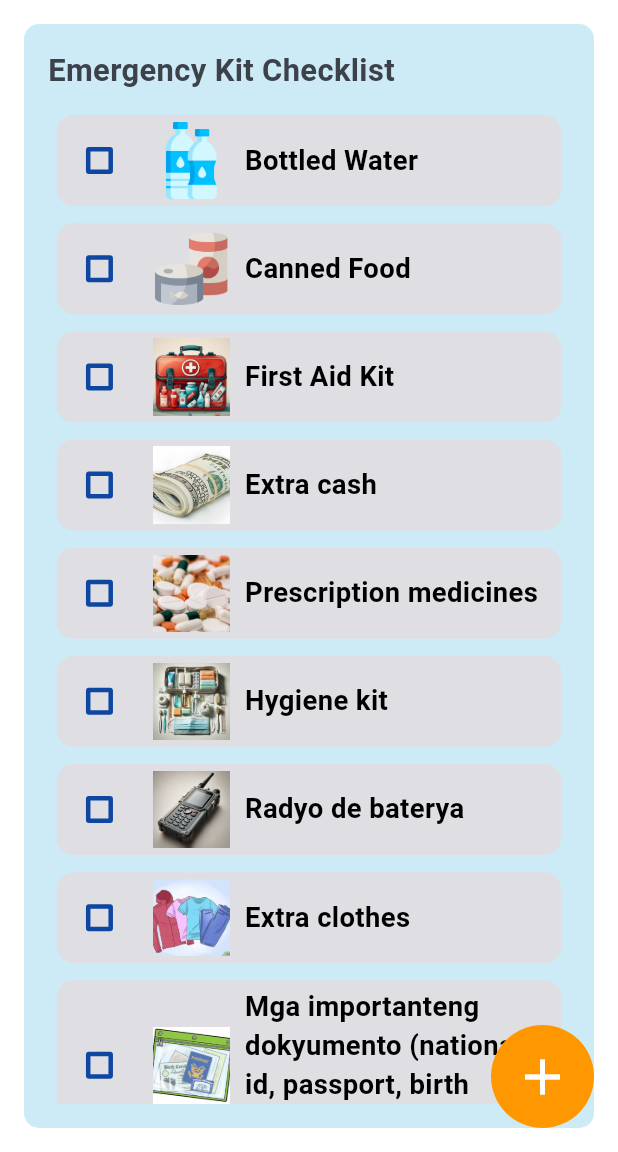
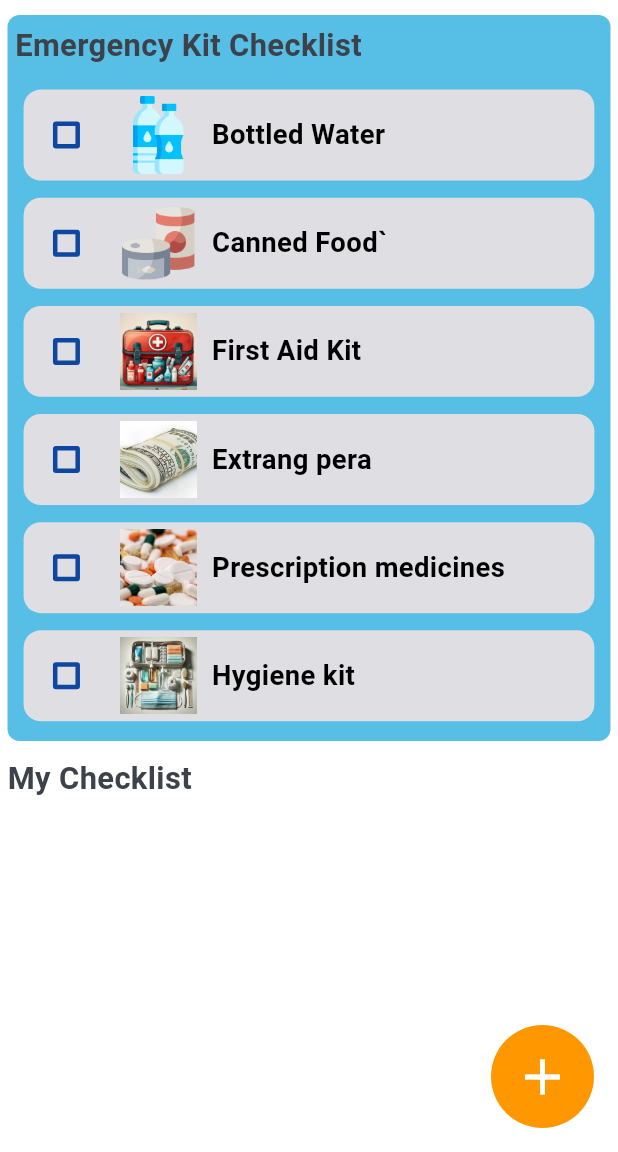
Before and after one commit to cent-ivan/CommuniHelp_App, a Flutter app: the screen it shows once a user with an empty profile is signed in, scrolled down 553 dp, after a tap on "Akong Kit", on a phone screen of 412 x 824 dp, the part 84-1236 px from its top. Run offline on Flutter 3.47's test engine with Material 3 defaults, Android fonts, the phone set to English and light mode, and no system bars; drawn by our look-alikes of flutter_slidable; our stand-ins replace cloud_firestore, firebase_auth, firebase_core, flutter_screenutil, get, hive_flutter and 1 more; accounts and stored records are empty.

Commit message:
added hive

```diff
--- /dev/null
+++ b/lib/Databases/HiveServices/hive_db_emergencykit.dart
@@ -0,0 +1,63 @@
+import 'package:firebase_auth/firebase_auth.dart';
+import 'package:hive_flutter/hive_flutter.dart';
+import '../../Models/emergency_kit_model.dart';
+
+class LocalDatabase{
+  List storage = [
+  ];
+
+  List importantsList = [
+    EmergencyKitModel(title: 'Bottled Water', isChecked: false, imagePath: 'assets/images/dashboard/checklist_images/water.png'),
+    EmergencyKitModel(title: 'Canned Food`', isChecked: false, imagePath: 'assets/images/dashboard/checklist_images/food.png'),
+    EmergencyKitModel(title: 'First Aid Kit', isChecked: false, imagePath: 'assets/images/dashboard/checklist_images/firstaid.jpg'),
+    EmergencyKitModel(title: 'Extrang pera', isChecked: false, imagePath: 'assets/images/dashboard/checklist_images/money.jpg'),
+    EmergencyKitModel(title: 'Prescription medicines', isChecked: false, imagePath: 'assets/images/dashboard/checklist_images/medicine.jpg'),
+    EmergencyKitModel(title: 'Hygiene kit', isChecked: false, imagePath: 'assets/images/dashboard/checklist_images/hygiene.jpeg'),
+    EmergencyKitModel(title: 'Radyo de baterya', isChecked: false, imagePath: 'assets/images/dashboard/checklist_images/phone.jpg'),
+    EmergencyKitModel(title: 'Extrang damit', isChecked: false, imagePath: 'assets/images/dashboard/checklist_images/clothes.jpg'),
+    EmergencyKitModel(title: 'Mga importanteng dokyumento (national id, passport, birth certificate)', isChecked: false, imagePath: 'assets/images/dashboard/checklist_images/documents.jpg'),
+  ];
+
+
+    //show current user
+  User? user = FirebaseAuth.instance.currentUser;
+
+  //initiate hive box
+  final _emergencykitbox = Hive.box<List>('emergencykit');
+
+
+  void loadData(String uid) async{
+    print("loaded..");
+    var storedList = _emergencykitbox.get(uid);
+    final keys = _emergencykitbox.keys;
+    if (keys.contains(uid) && storedList != null) {
+      print("True $uid");
+      print("True $storage");
+      //remove for deployment
+      print(storedList.length);
+      storage = storedList;
+      for (var model in storage) {
+        print(model.title);
+      }
+    }
+    else {
+      print("reloaded..");
+      _emergencykitbox.put(uid, storage);
+      var storedList = _emergencykitbox.get(uid);
+      storage = storedList!;
+    }
+  }
+
+
+
+  void updateData(String uid) {
+    print("updated... put($uid,$storage)");
+    _emergencykitbox.put(uid, storage);
+  }
+
+  void reloadData() {
+    print("reloaded..");
+    storage = [];
+  }
+
+}
--- a/lib/Models/emergency_kit_model.dart
+++ b/lib/Models/emergency_kit_model.dart
@@ -1,5 +1,7 @@
 
 import 'package:hive_flutter/hive_flutter.dart';
+
+part 'emergency_kit_model.g.dart';
 
 @HiveType(typeId: 0)
 class EmergencyKitModel {
--- a/lib/ViewModels/Home_View_Models/emergency_kit_view_model.dart
+++ b/lib/ViewModels/Home_View_Models/emergency_kit_view_model.dart
@@ -1,27 +1,40 @@
+import 'package:communihelp_app/Databases/FirebaseServices/FirestoreServices/get_user_data.dart';
+import 'package:communihelp_app/Databases/HiveServices/hive_db_emergencykit.dart';
 import 'package:communihelp_app/Models/emergency_kit_model.dart';
+import 'package:firebase_auth/firebase_auth.dart';
 import 'package:flutter/material.dart';
 import 'package:image_picker/image_picker.dart';
 
 class EmergencyKitViewModel extends ChangeNotifier {
-  List<EmergencyKitModel> importantsList = [
-    EmergencyKitModel(title: 'Bottled Water', isChecked: false, imagePath: 'assets/images/dashboard/checklist_images/water.png'),
-    EmergencyKitModel(title: 'Canned Food', isChecked: false, imagePath: 'assets/images/dashboard/checklist_images/food.png'),
-    EmergencyKitModel(title: 'First Aid Kit', isChecked: false, imagePath: 'assets/images/dashboard/checklist_images/firstaid.jpg'),
-    EmergencyKitModel(title: 'Extra cash', isChecked: false, imagePath: 'assets/images/dashboard/checklist_images/money.jpg'),
-    EmergencyKitModel(title: 'Prescription medicines', isChecked: false, imagePath: 'assets/images/dashboard/checklist_images/medicine.jpg'),
-    EmergencyKitModel(title: 'Hygiene kit', isChecked: false, imagePath: 'assets/images/dashboard/checklist_images/hygiene.jpeg'),
-    EmergencyKitModel(title: 'Radyo de baterya', isChecked: false, imagePath: 'assets/images/dashboard/checklist_images/phone.jpg'),
-    EmergencyKitModel(title: 'Extra clothes', isChecked: false, imagePath: 'assets/images/dashboard/checklist_images/clothes.jpg'),
-    EmergencyKitModel(title: 'Mga importanteng dokyumento (national id, passport, birth certificate)', isChecked: false, imagePath: 'assets/images/dashboard/checklist_images/documents.jpg'),
-  ];
+  LocalDatabase db = LocalDatabase(); //access local db methods
+
+  GetUserData getService = GetUserData();
+  late String uid = "";
 
   //image picker datatype
-  XFile? image;
+  String? image;
+
+  void loadData(String uid) {
+    db.loadData(uid);
+    notifyListeners();
+  }
+
 
   //checkbox clicking checkbox
-  void checkBoxChanged(int index, bool? value)
+  void checkBoxChangedStorage(int index, bool? value)
   {
-    importantsList[index].isChecked = value;
+    checkUser();
+    db.storage[index].isChecked = value;
+    db.updateData(uid);
+    notifyListeners();
+  }
+
+  //checkbox clicking checkbox
+  void checkBoxChangedImportant(int index, bool? value)
+  {
+    checkUser();
+    db.importantsList[index].isChecked = value;
+    db.updateData(uid);
     notifyListeners();
   }
 
@@ -30,13 +43,20 @@ class EmergencyKitViewModel extends ChangeNotifier {
   {
     final ImagePicker picker = ImagePicker();
     final XFile? pickedImage = await picker.pickImage(source: ImageSource.gallery, imageQuality: 60);
-    image = pickedImage;
+    if (pickedImage != null) {
+      image = pickedImage.path;
+    }
+    else {
+      image = 'assets/images/dashboard/checklist_images/no_pictures.png';
+    }
     notifyListeners();
   }
 
   //adding a checklist to the list
   void addItem(String itemName, BuildContext context) {
-    importantsList.add(EmergencyKitModel(title: itemName, isChecked: false, imagePath: image));
+    checkUser();
+    db.storage.add(EmergencyKitModel(title: itemName, isChecked: false, imagePath: image));
+    db.updateData(uid);
     notifyListeners();
     Navigator.pop(context);
   }
@@ -44,9 +64,27 @@ class EmergencyKitViewModel extends ChangeNotifier {
   //deletes an item
   void deleteitem(int index)
   {
-    importantsList.removeAt(index);
+    checkUser();
+    db.storage.removeAt(index);
+    db.updateData(uid);
     notifyListeners();
   }
 
-
+  //checls first
+  void checkUser() {
+    uid = getService.user?.uid ?? '';
+    FirebaseAuth.instance.authStateChanges().listen((User? newUser) {
+      if (newUser != null) {
+        if (uid != newUser.uid) {
+          db.reloadData();
+          uid =  newUser.uid;
+          notifyListeners();
+        }
+        else {
+          uid = getService.user!.uid;
+          notifyListeners();
+        }
+      }
+    });
+  }
 }
--- a/lib/Views/Bottom_App_Bar_Pages/Home_Page/dashboard_components/utility_buttons.dart
+++ b/lib/Views/Bottom_App_Bar_Pages/Home_Page/dashboard_components/utility_buttons.dart
@@ -1,6 +1,11 @@
 //Utility Buttons
+import 'package:communihelp_app/Databases/FirebaseServices/FirestoreServices/get_user_data.dart';
+import 'package:communihelp_app/ViewModels/Home_View_Models/emergency_kit_view_model.dart';
 import 'package:flutter/material.dart';
 import 'package:flutter_screenutil/flutter_screenutil.dart';
+import 'package:provider/provider.dart';
+
+
 
 class UtilityButtons extends StatelessWidget {
   const UtilityButtons({
@@ -8,7 +13,11 @@ class UtilityButtons extends StatelessWidget {
   });
 
   @override
+
   Widget build(BuildContext context) {
+    final getService = Provider.of<GetUserData>(context);
+    final viewModel = Provider.of<EmergencyKitViewModel>(context);
+
     return Wrap(
       spacing: 5.r,
       runSpacing: 10.r,
@@ -122,6 +131,7 @@ class UtilityButtons extends StatelessWidget {
             //Emergency Kit Button
             MaterialButton(
               onPressed: () {
+                viewModel.loadData(getService.user!.uid);
                 Navigator.pushNamed(context,'/emergencykit');
               },
               height: 80.r,
--- a/lib/Views/Utility_Pages/Emergency_Kit/emergency_kit_components/add_dialog.dart
+++ b/lib/Views/Utility_Pages/Emergency_Kit/emergency_kit_components/add_dialog.dart
@@ -16,7 +16,7 @@ class AddChecklistDialog extends StatelessWidget {
 
   @override
   Widget build(BuildContext context) {
-    return SingleChildScrollView(
+    return SafeArea(
       child: Column
         (
         mainAxisSize: MainAxisSize.min,
@@ -60,7 +60,7 @@ class AddChecklistDialog extends StatelessWidget {
               //Button for picking an image
               MaterialButton(
                 color: const Color(0xFF3D424A),
-                onPressed: emergencyKitViewModel.imageSelect,
+                onPressed:() { emergencyKitViewModel.imageSelect(); },
                 child: const Icon(
                   Icons.image,
                   color: Color(0xFFF5F5F5),
@@ -70,7 +70,7 @@ class AddChecklistDialog extends StatelessWidget {
           ),
 
 
-          emergencyKitViewModel.image != null ? Image.file(File(emergencyKitViewModel.image!.path)) : Container(),
+          emergencyKitViewModel.image != null ? Image.file(File(emergencyKitViewModel.image!)) : Container(),
         ],
       ),
     );
--- a/lib/Views/Utility_Pages/Emergency_Kit/emergency_kit_components/checklist_item.dart
+++ b/lib/Views/Utility_Pages/Emergency_Kit/emergency_kit_components/checklist_item.dart
@@ -1,6 +1,5 @@
 import 'package:flutter/material.dart';
 import 'package:flutter_screenutil/flutter_screenutil.dart';
-import 'package:image_picker/image_picker.dart';
 import 'dart:io';
 import 'package:flutter_slidable/flutter_slidable.dart';
 
@@ -59,7 +58,7 @@ class ChecklistItem extends StatelessWidget {
               Padding(
                 padding: const EdgeInsets.only(left: 10).r,
                 child: image != null
-                    ? image is String
+                    ? (image is String && image.startsWith("assets/"))
                     ? Image.asset(
                   image,
                   width: 45.r,
@@ -67,7 +66,7 @@ class ChecklistItem extends StatelessWidget {
                   fit: BoxFit.cover,
                 )
                     : Image.file(
-                  File((image as XFile).path),
+                  File(image),
                   width: 45.r,
                   height: 45.r,
                   fit: BoxFit.cover,
@@ -79,11 +78,7 @@ class ChecklistItem extends StatelessWidget {
                     color: Colors.grey,
                     borderRadius: BorderRadius.circular(5),
                   ),
-                  child: Icon(
-                    Icons.help_outline,
-                    size: 30.r,
-                    color: Colors.white,
-                  ),
+                  child: Image.asset('assets/images/dashboard/checklist_images/no_pictures.png')
                 ),
               ),
 
--- a/lib/Views/Utility_Pages/Emergency_Kit/emergency_kit_view.dart
+++ b/lib/Views/Utility_Pages/Emergency_Kit/emergency_kit_view.dart
@@ -17,6 +17,7 @@ class _EmergencyKitViewState extends State<EmergencyKitView> {
   @override
   Widget build(BuildContext context) {
     return Scaffold(
+      resizeToAvoidBottomInset: true,
       backgroundColor: Theme.of(context).colorScheme.surface,
       appBar: AppBar(
         automaticallyImplyLeading: false,
@@ -65,15 +66,22 @@ class _PcardState extends State<Pcard> {
   @override
   Widget build(BuildContext context) {
     return Scaffold(
+      resizeToAvoidBottomInset: true,
       backgroundColor: Theme.of(context).colorScheme.surface,
 
-      body: Container(
+      body: SafeArea(
+        child: Container(
+          padding: const EdgeInsets.all(5.0),
+          child: Column(
+            crossAxisAlignment: CrossAxisAlignment.start,
+            children: [
+              Container(
                 decoration: BoxDecoration(
-          borderRadius: BorderRadius.circular(10),
-          color: const Color(0x4D57BEE6),
+                  borderRadius: BorderRadius.circular(8),
+                  color: const Color(0xFF57BEE6),
                 ),
-        margin: const EdgeInsets.all(16.0),
-        padding: const EdgeInsets.all(16.0),
+                margin: const EdgeInsets.only(top: 5),
+                padding: const EdgeInsets.all(5.0),
                 child: Column(
                   crossAxisAlignment: CrossAxisAlignment.start,
                   children: [
@@ -88,23 +96,58 @@ class _PcardState extends State<Pcard> {
 
                     const SizedBox(height: 10),
 
-            Expanded(
+                    SizedBox(
+                      height: 435,
                       child: Consumer<EmergencyKitViewModel>( builder: (context, emergencyValue, child) =>  ListView.builder (
-                  itemCount: emergencyValue.importantsList.length,
+                          itemCount: emergencyValue.db.importantsList.length,
                           itemBuilder: (BuildContext context, index) {
                             return ChecklistItem (
-                      itemname: emergencyValue.importantsList[index].title!,
-                      gotitem: emergencyValue.importantsList[index].isChecked!,
-                      onChanged: (value) => emergencyValue.checkBoxChanged(index, value),
-                      image: emergencyValue.importantsList[index].imagePath,
+                              itemname: emergencyValue.db.importantsList[index].title,
+                              gotitem: emergencyValue.db.importantsList[index].isChecked!,
+                              onChanged: (value) => emergencyValue.checkBoxChangedImportant(index, value),
+                              image: emergencyValue.db.importantsList[index].imagePath,
                               deleteFunction: (context) => emergencyValue.deleteitem(index),
                             );
                           },
-
                         ),
                       ),
                     ),
                   ],
+                ),
+              ),
+
+
+
+              const SizedBox(height: 10),
+
+              Text(
+                'My Checklist',
+                style: TextStyle(
+                  fontSize: 18.r,
+                  color: Theme.of(context).colorScheme.outline,
+                  fontWeight: FontWeight.bold,
+                ),
+              ),
+
+              const SizedBox(height: 10),
+
+              Expanded(
+                child: Consumer<EmergencyKitViewModel>( builder: (context, emergencyValue, child) =>  ListView.builder (
+                    itemCount: emergencyValue.db.storage.length,
+                    itemBuilder: (BuildContext context, index) {
+                      return ChecklistItem (
+                        itemname: emergencyValue.db.storage[index].title,
+                        gotitem: emergencyValue.db.storage[index].isChecked!,
+                        onChanged: (value) => emergencyValue.checkBoxChangedStorage(index, value),
+                        image: emergencyValue.db.storage[index].imagePath,
+                        deleteFunction: (context) => emergencyValue.deleteitem(index),
+                      );
+                    },
+                  ),
+                ),
+              ),
+            ],
+          ),
         ),
       ),
 
--- a/lib/main.dart
+++ b/lib/main.dart
@@ -1,4 +1,5 @@
 import 'package:communihelp_app/Databases/FirebaseServices/FirestoreServices/get_user_data.dart';
+import 'package:communihelp_app/Models/emergency_kit_model.dart';
 import 'package:communihelp_app/ViewModels/Registration_View_Models/registration_view_model.dart';
 import 'package:communihelp_app/ViewModels/Home_View_Models/anouncement_view_model.dart';
 import 'package:communihelp_app/ViewModels/Home_View_Models/emergency_kit_view_model.dart';
@@ -39,6 +40,10 @@ void main() async{
   ]);
 
   await Hive.initFlutter();
+  Hive.registerAdapter(EmergencyKitModelAdapter());
+
+  await Hive.openBox<List>('emergencykit');
+
 
   runApp(
     MultiProvider(
```
Also changed, not shown: lib/Models/emergency_kit_model.g.dart (added). Lines whose indentation alone changed are shown as unchanged.
